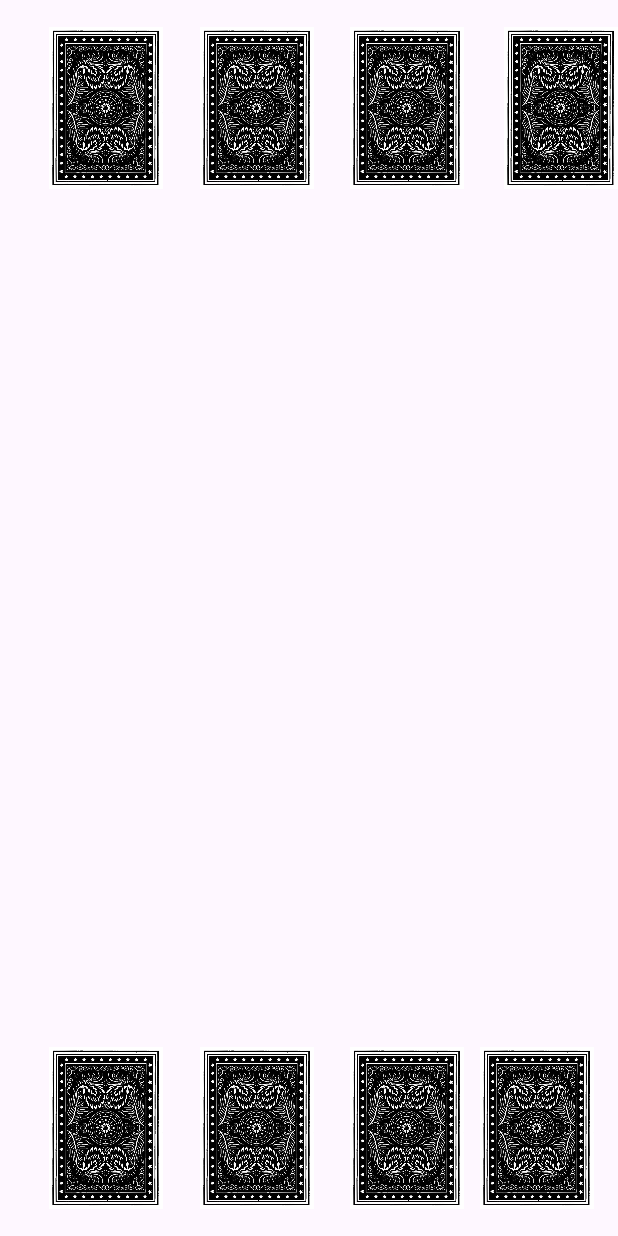
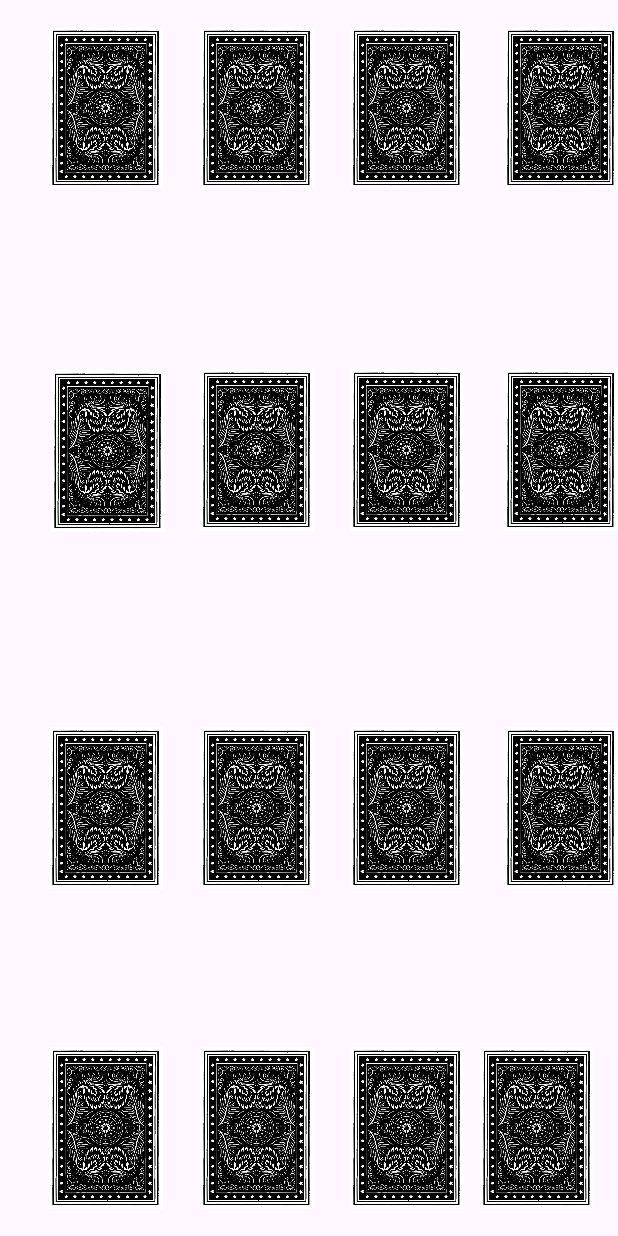
Before and after one commit to carmeliomri/ReminderGame, an Android app: the screen it shows after launch (MainActivity), on a phone screen of 412 x 824 dp. Run offline under Robolectric (Android 15) with nearby library versions, the phone set to English and light mode, and no system bars.

Commit message:
added 8 more cards

```diff
--- a/app/src/main/java/com/example/remindergame/MainActivity.java
+++ b/app/src/main/java/com/example/remindergame/MainActivity.java
@@ -26,6 +26,10 @@ public class MainActivity extends AppCompatActivity {
         if(view.getId()==R.id.beagle) card.setImageResource(R.drawable.beagle);
         if(view.getId()==R.id.french_bulldog) card.setImageResource(R.drawable.french_bulldog);
         if(view.getId()==R.id.golden_retiriever) card.setImageResource(R.drawable.golden_retriever);
+        if(view.getId()==R.id.basset) card.setImageResource(R.drawable.basset);
+        if(view.getId()==R.id.snoopy) card.setImageResource(R.drawable.snoopy);
+        if(view.getId()==R.id.husky) card.setImageResource(R.drawable.husky);
+        if(view.getId()==R.id.visla) card.setImageResource(R.drawable.visla);
         //Log.d("test",this.lastCardId+" ");
         if(this.lastCardId==-1){//first flip
             this.lastCardId=view.getId();
--- a/app/src/main/res/layout/activity_main.xml
+++ b/app/src/main/res/layout/activity_main.xml
@@ -5,6 +5,80 @@
     android:layout_width="match_parent"
     android:layout_height="match_parent"
     tools:context=".MainActivity">
+
+    <ImageView
+        android:id="@+id/visla"
+        android:layout_width="76dp"
+        android:layout_height="144dp"
+        app:layout_constraintBottom_toBottomOf="parent"
+        app:layout_constraintEnd_toEndOf="parent"
+        app:layout_constraintHorizontal_bias="1.0"
+        app:layout_constraintStart_toStartOf="parent"
+        app:layout_constraintTop_toTopOf="parent"
+        app:layout_constraintVertical_bias="0.686"
+        app:srcCompat="@drawable/back_of_card" />
+
+    <ImageView
+        android:id="@+id/basset"
+        android:layout_width="76dp"
+        android:layout_height="144dp"
+        app:layout_constraintBottom_toBottomOf="parent"
+        app:layout_constraintEnd_toEndOf="parent"
+        app:layout_constraintHorizontal_bias="0.098"
+        app:layout_constraintStart_toStartOf="parent"
+        app:layout_constraintTop_toTopOf="parent"
+        app:layout_constraintVertical_bias="0.686"
+        app:srcCompat="@drawable/back_of_card" />
+
+    <ImageView
+        android:id="@+id/snoopy"
+        android:layout_width="76dp"
+        android:layout_height="144dp"
+        app:layout_constraintBottom_toBottomOf="parent"
+        app:layout_constraintEnd_toEndOf="parent"
+        app:layout_constraintHorizontal_bias="0.695"
+        app:layout_constraintStart_toStartOf="parent"
+        app:layout_constraintTop_toTopOf="parent"
+        app:layout_constraintVertical_bias="0.686"
+        app:srcCompat="@drawable/back_of_card" />
+
+    <ImageView
+        android:id="@+id/husky"
+        android:layout_width="76dp"
+        android:layout_height="144dp"
+        app:layout_constraintBottom_toBottomOf="parent"
+        app:layout_constraintEnd_toEndOf="parent"
+        app:layout_constraintHorizontal_bias="0.397"
+        app:layout_constraintStart_toStartOf="parent"
+        app:layout_constraintTop_toTopOf="parent"
+        app:layout_constraintVertical_bias="0.686"
+        app:srcCompat="@drawable/back_of_card" />
+
+    <ImageView
+        android:id="@+id/golden_retiriever2"
+        android:layout_width="76dp"
+        android:layout_height="144dp"
+        android:onClick="knock"
+        app:layout_constraintBottom_toBottomOf="parent"
+        app:layout_constraintEnd_toEndOf="parent"
+        app:layout_constraintHorizontal_bias="0.098"
+        app:layout_constraintStart_toStartOf="parent"
+        app:layout_constraintTop_toTopOf="parent"
+        app:layout_constraintVertical_bias="0.0"
+        app:srcCompat="@drawable/back_of_card" />
+
+    <ImageView
+        android:id="@+id/golden_retiriever"
+        android:layout_width="76dp"
+        android:layout_height="144dp"
+        android:onClick="knock"
+        app:layout_constraintBottom_toBottomOf="parent"
+        app:layout_constraintEnd_toEndOf="parent"
+        app:layout_constraintHorizontal_bias="0.098"
+        app:layout_constraintStart_toStartOf="parent"
+        app:layout_constraintTop_toTopOf="parent"
+        app:layout_constraintVertical_bias="0.0"
+        app:srcCompat="@drawable/back_of_card" />
 
     <ImageView
         android:id="@+id/french_bulldog"
@@ -16,20 +90,6 @@
         app:layout_constraintStart_toStartOf="parent"
         app:layout_constraintTop_toTopOf="parent"
         app:layout_constraintVertical_bias="1.0"
-        app:srcCompat="@drawable/back_of_card"
-        android:onClick="knock"
-        />
-
-    <ImageView
-        android:id="@+id/golden_retiriever"
-        android:layout_width="76dp"
-        android:layout_height="144dp"
-        app:layout_constraintBottom_toBottomOf="parent"
-        app:layout_constraintEnd_toEndOf="parent"
-        app:layout_constraintHorizontal_bias="0.098"
-        app:layout_constraintStart_toStartOf="parent"
-        app:layout_constraintTop_toTopOf="parent"
-        app:layout_constraintVertical_bias="0.0"
         app:srcCompat="@drawable/back_of_card"
         android:onClick="knock"
         />
@@ -117,4 +177,52 @@
         app:layout_constraintVertical_bias="0.0"
         app:srcCompat="@drawable/back_of_card" />
 
+    <ImageView
+        android:id="@+id/visla"
+        android:layout_width="76dp"
+        android:layout_height="144dp"
+        app:layout_constraintBottom_toBottomOf="parent"
+        app:layout_constraintEnd_toEndOf="parent"
+        app:layout_constraintHorizontal_bias="0.101"
+        app:layout_constraintStart_toStartOf="parent"
+        app:layout_constraintTop_toTopOf="parent"
+        app:layout_constraintVertical_bias="0.336"
+        app:srcCompat="@drawable/back_of_card" />
+
+    <ImageView
+        android:id="@+id/basset"
+        android:layout_width="76dp"
+        android:layout_height="144dp"
+        app:layout_constraintBottom_toBottomOf="parent"
+        app:layout_constraintEnd_toEndOf="parent"
+        app:layout_constraintHorizontal_bias="0.397"
+        app:layout_constraintStart_toStartOf="parent"
+        app:layout_constraintTop_toTopOf="parent"
+        app:layout_constraintVertical_bias="0.335"
+        app:srcCompat="@drawable/back_of_card" />
+
+    <ImageView
+        android:id="@+id/snoopy"
+        android:layout_width="76dp"
+        android:layout_height="144dp"
+        app:layout_constraintBottom_toBottomOf="parent"
+        app:layout_constraintEnd_toEndOf="parent"
+        app:layout_constraintHorizontal_bias="0.695"
+        app:layout_constraintStart_toStartOf="parent"
+        app:layout_constraintTop_toTopOf="parent"
+        app:layout_constraintVertical_bias="0.335"
+        app:srcCompat="@drawable/back_of_card" />
+
+    <ImageView
+        android:id="@+id/husky"
+        android:layout_width="76dp"
+        android:layout_height="144dp"
+        app:layout_constraintBottom_toBottomOf="parent"
+        app:layout_constraintEnd_toEndOf="parent"
+        app:layout_constraintHorizontal_bias="1.0"
+        app:layout_constraintStart_toStartOf="parent"
+        app:layout_constraintTop_toTopOf="parent"
+        app:layout_constraintVertical_bias="0.335"
+        app:srcCompat="@drawable/back_of_card" />
+
 </androidx.constraintlayout.widget.ConstraintLayout>
```
Also changed, not shown: app/src/main/res/drawable/basset.jpeg (added), app/src/main/res/drawable/husky.jpg (added), app/src/main/res/drawable/snoopy.jpeg (added), app/src/main/res/drawable/visla.jpg (added).
